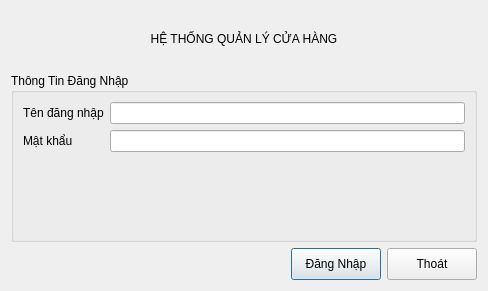
Old version of the form ui/login.ui in the repository thinh-doan/sales-and-warehouse-management-system.
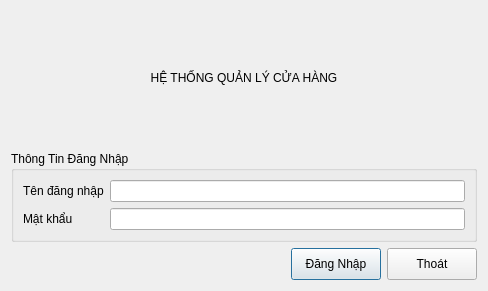
New version of the form.

What changed in the file:
```diff
--- a/ui/login.ui
+++ b/ui/login.ui
@@ -16,7 +16,7 @@
   <property name="modal">
    <bool>true</bool>
   </property>
-  <layout class="QVBoxLayout" name="verticalLayout" stretch="1,3,1">
+  <layout class="QVBoxLayout" name="verticalLayout" stretch="1,0,1">
    <item>
     <widget class="QLabel" name="lblTitle">
      <property name="text">
```
Left out of the diff: 8 changed lines with no effect on the pictures.
